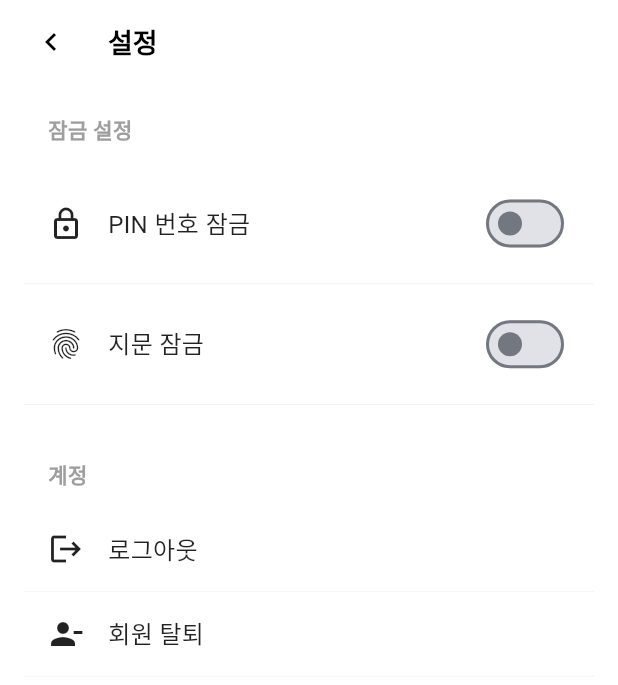
After one commit to eungyeong12/Weave, a Flutter app: the HomeScreen screen opened by its route, tab 2 chosen, after a tap on the "settings" icon, on a phone screen of 412 x 824 dp. The commit adds this screen. Shown: the top 685 px of the screen. Run offline on Flutter 3.47's test engine with Material 3 defaults, Android fonts, the phone set to English and light mode, and no system bars; our stand-ins replace cloud_firestore, dartz, firebase_auth, firebase_core, firebase_storage, flutter_dotenv and 3 more; accounts and stored records are empty; generated files the repository leaves out were written again.

Commit message:
feat: 설정 화면 ui 및 로그아웃, 회원 탈퇴 기능 구현

```diff
--- a/lib/domain/repositories/auth/auth_repository.dart
+++ b/lib/domain/repositories/auth/auth_repository.dart
@@ -23,4 +23,6 @@ abstract class AuthRepository {
   });
 
   Future<Either<Failure, void>> signOut();
+
+  Future<Either<Failure, void>> deleteUser({required String userId});
 }
--- /dev/null
+++ b/lib/presentation/screens/settings/settings_screen.dart
@@ -0,0 +1,322 @@
+import 'package:flutter/material.dart';
+import 'package:flutter_riverpod/flutter_riverpod.dart';
+import 'package:weave/di/injector.dart';
+import 'package:weave/presentation/screens/auth/login_screen.dart';
+import 'package:weave/presentation/widgets/common/delete_confirmation_dialog.dart';
+
+class SettingsScreen extends ConsumerStatefulWidget {
+  const SettingsScreen({super.key});
+
+  @override
+  ConsumerState<SettingsScreen> createState() => _SettingsScreenState();
+}
+
+class _SettingsScreenState extends ConsumerState<SettingsScreen> {
+  bool _isPinLockEnabled = false;
+  bool _isBiometricLockEnabled = false;
+  bool _isDeleting = false;
+
+  @override
+  Widget build(BuildContext context) {
+    final authState = ref.watch(authViewModelProvider);
+    final user = authState.user;
+    final isLoading = authState.isLoading;
+
+    return Scaffold(
+      backgroundColor: Colors.white,
+      appBar: AppBar(
+        backgroundColor: Colors.white,
+        elevation: 0,
+        scrolledUnderElevation: 0,
+        automaticallyImplyLeading: false,
+        leading: Padding(
+          padding: const EdgeInsets.only(left: 12),
+          child: IconButton(
+            onPressed: () => Navigator.pop(context),
+            icon: const Icon(Icons.chevron_left, color: Colors.black),
+            constraints: const BoxConstraints(),
+            padding: EdgeInsets.zero,
+            visualDensity: VisualDensity.compact,
+          ),
+        ),
+        title: const Text(
+          '설정',
+          style: TextStyle(
+            color: Colors.black,
+            fontSize: 18,
+            fontWeight: FontWeight.w600,
+          ),
+        ),
+      ),
+      body: SafeArea(
+        child: ListView(
+          padding: const EdgeInsets.symmetric(horizontal: 16, vertical: 8),
+          children: [
+            // 잠금 설정 섹션
+            const Padding(
+              padding: EdgeInsets.symmetric(horizontal: 16, vertical: 12),
+              child: Text(
+                '잠금 설정',
+                style: TextStyle(
+                  fontSize: 14,
+                  fontWeight: FontWeight.w600,
+                  color: Colors.grey,
+                ),
+              ),
+            ),
+            _buildSettingItem(
+              icon: Icons.lock_outline,
+              title: 'PIN 번호 잠금',
+              trailing: Switch(
+                value: _isPinLockEnabled,
+                onChanged: (value) {
+                  setState(() {
+                    _isPinLockEnabled = value;
+                    // TODO: PIN 번호 잠금 설정 구현
+                  });
+                },
+                activeColor: Colors.green,
+              ),
+            ),
+            _buildSettingItem(
+              icon: Icons.fingerprint,
+              title: '지문 잠금',
+              trailing: Switch(
+                value: _isBiometricLockEnabled,
+                onChanged: (value) {
+                  setState(() {
+                    _isBiometricLockEnabled = value;
+                    // TODO: 지문 잠금 설정 구현
+                  });
+                },
+                activeColor: Colors.green,
+              ),
+            ),
+            const SizedBox(height: 24),
+            // 계정 섹션
+            const Padding(
+              padding: EdgeInsets.symmetric(horizontal: 16, vertical: 12),
+              child: Text(
+                '계정',
+                style: TextStyle(
+                  fontSize: 14,
+                  fontWeight: FontWeight.w600,
+                  color: Colors.grey,
+                ),
+              ),
+            ),
+            if (user != null)
+              _buildSettingItem(
+                icon: Icons.email_outlined,
+                title: '이메일',
+                subtitle: user.email,
+                trailing: null,
+              ),
+            _buildSettingItem(
+              icon: Icons.logout,
+              title: '로그아웃',
+              trailing: null,
+              onTap: (_isDeleting || isLoading)
+                  ? null
+                  : () => _showLogoutConfirmationDialog(context),
+            ),
+            _buildSettingItem(
+              icon: Icons.person_remove,
+              title: '회원 탈퇴',
+              trailing: _isDeleting
+                  ? const SizedBox(
+                      width: 20,
+                      height: 20,
+                      child: CircularProgressIndicator(strokeWidth: 2),
+                    )
+                  : null,
+              onTap: (_isDeleting || isLoading)
+                  ? null
+                  : () => _showDeleteAccountConfirmationDialog(context),
+            ),
+          ],
+        ),
+      ),
+    );
+  }
+
+  Widget _buildSettingItem({
+    required IconData icon,
+    required String title,
+    String? subtitle,
+    Widget? trailing,
+    Color? textColor,
+    VoidCallback? onTap,
+  }) {
+    return InkWell(
+      onTap: onTap,
+      child: Container(
+        padding: const EdgeInsets.symmetric(horizontal: 16, vertical: 16),
+        decoration: BoxDecoration(
+          color: Colors.white,
+          border: Border(
+            bottom: BorderSide(color: Colors.grey.shade200, width: 0.5),
+          ),
+        ),
+        child: Row(
+          children: [
+            Icon(icon, color: textColor ?? Colors.black87, size: 24),
+            const SizedBox(width: 16),
+            Expanded(
+              child: Column(
+                crossAxisAlignment: CrossAxisAlignment.start,
+                children: [
+                  Text(
+                    title,
+                    style: TextStyle(
+                      fontSize: 16,
+                      color: textColor ?? Colors.black87,
+                    ),
+                  ),
+                  if (subtitle != null) ...[
+                    const SizedBox(height: 4),
+                    Text(
+                      subtitle,
+                      style: TextStyle(
+                        fontSize: 12,
+                        color: Colors.grey.shade600,
+                      ),
+                    ),
+                  ],
+                ],
+              ),
+            ),
+            if (trailing != null) trailing,
+          ],
+        ),
+      ),
+    );
+  }
+
+  void _showLogoutConfirmationDialog(BuildContext context) {
+    DeleteConfirmationDialog.show(
+      context,
+      _logout,
+      message: '로그아웃하시겠습니까?',
+      confirmText: '로그아웃',
+      confirmColor: Colors.green,
+    );
+  }
+
+  void _showDeleteAccountConfirmationDialog(BuildContext context) {
+    DeleteConfirmationDialog.show(
+      context,
+      _deleteAccount,
+      message: '정말 회원 탈퇴하시겠습니까?\n모든 데이터가 삭제되며 복구할 수 없습니다.',
+      confirmText: '탈퇴',
+      confirmColor: Colors.red,
+    );
+  }
+
+  Future<void> _logout() async {
+    final viewModel = ref.read(authViewModelProvider.notifier);
+    await viewModel.signOut();
+
+    final state = ref.read(authViewModelProvider);
+
+    if (!mounted) return;
+
+    if (state.error != null) {
+      ScaffoldMessenger.of(context).showSnackBar(
+        SnackBar(
+          content: Text(state.error!),
+          duration: const Duration(seconds: 2),
+        ),
+      );
+      return;
+    }
+
+    // 로그아웃 성공 시 로그인 화면으로 이동
+    Navigator.of(context).pushAndRemoveUntil(
+      MaterialPageRoute(builder: (context) => const LoginScreen()),
+      (route) => false,
+    );
+  }
+
+  Future<void> _deleteAccount() async {
+    final authState = ref.read(authViewModelProvider);
+    final user = authState.user;
+
+    if (user == null) {
+      if (mounted) {
+        ScaffoldMessenger.of(context).showSnackBar(
+          const SnackBar(
+            content: Text('로그인이 필요합니다.'),
+            duration: Duration(seconds: 2),
+          ),
+        );
+      }
+      return;
+    }
+
+    setState(() {
+      _isDeleting = true;
+    });
+
+    try {
+      final viewModel = ref.read(authViewModelProvider.notifier);
+      await viewModel.deleteUser(userId: user.uid);
+
+      final state = ref.read(authViewModelProvider);
+
+      if (!mounted) return;
+
+      if (state.error != null) {
+        // App Check 관련 오류는 무시하고 실제 오류만 표시
+        String errorMessage = state.error!;
+        if (errorMessage.contains('App Check') ||
+            errorMessage.contains('AppCheckProvider')) {
+          // App Check 오류는 경고일 뿐이므로 실제 탈퇴가 성공했는지 확인
+          // 에러가 있지만 사용자가 삭제되었을 수도 있음
+          if (ref.read(authViewModelProvider).user == null) {
+            // 사용자가 삭제되었으면 성공으로 처리
+            errorMessage = '';
+          }
+        }
+
+        if (errorMessage.isNotEmpty) {
+          ScaffoldMessenger.of(context).showSnackBar(
+            SnackBar(
+              content: Text(errorMessage),
+              duration: const Duration(seconds: 3),
+            ),
+          );
+          setState(() {
+            _isDeleting = false;
+          });
+          return;
+        }
+      }
+
+      // 회원 탈퇴 성공 시 로그인 화면으로 이동
+      Navigator.of(context).pushAndRemoveUntil(
+        MaterialPageRoute(builder: (context) => const LoginScreen()),
+        (route) => false,
+      );
+
+      ScaffoldMessenger.of(context).showSnackBar(
+        const SnackBar(
+          content: Text('회원 탈퇴가 완료되었습니다.'),
+          duration: Duration(seconds: 2),
+        ),
+      );
+    } catch (e) {
+      if (mounted) {
+        setState(() {
+          _isDeleting = false;
+        });
+        ScaffoldMessenger.of(context).showSnackBar(
+          SnackBar(
+            content: Text('회원 탈퇴 중 오류가 발생했습니다: ${e.toString()}'),
+            duration: const Duration(seconds: 3),
+          ),
+        );
+      }
+    }
+  }
+}
--- a/lib/presentation/widgets/calendar/calendar_widget.dart
+++ b/lib/presentation/widgets/calendar/calendar_widget.dart
@@ -3,6 +3,7 @@ import 'package:firebase_core/firebase_core.dart';
 import 'package:weave/domain/entities/record/record.dart';
 import 'package:weave/domain/entities/diary/diary.dart';
 import 'package:weave/presentation/widgets/gallery/month_picker_bottom_sheet.dart';
+import 'package:weave/presentation/screens/settings/settings_screen.dart';
 
 class CalendarWidget extends StatelessWidget {
   final DateTime currentMonth;
@@ -134,7 +135,6 @@ class CalendarWidget extends StatelessWidget {
           padding: const EdgeInsets.symmetric(horizontal: 8),
           child: Column(
             children: [
-              const SizedBox(height: 16),
               // 캘린더 헤더 (월/년도 및 네비게이션)
               Row(
                 children: [
@@ -187,9 +187,24 @@ class CalendarWidget extends StatelessWidget {
                     },
                     child: const Icon(Icons.chevron_right),
                   ),
+                  const Spacer(),
+                  // 설정 아이콘
+                  IconButton(
+                    onPressed: () {
+                      Navigator.push(
+                        context,
+                        MaterialPageRoute(
+                          builder: (context) => const SettingsScreen(),
+                        ),
+                      );
+                    },
+                    icon: const Icon(Icons.settings, color: Colors.grey),
+                    padding: EdgeInsets.zero,
+                    constraints: const BoxConstraints(),
+                  ),
                 ],
               ),
-              const SizedBox(height: 16),
+              const SizedBox(height: 8),
               // 요일 헤더
               Row(
                 children: ['일', '월', '화', '수', '목', '금', '토']
--- a/lib/presentation/widgets/gallery/gallery_widget.dart
+++ b/lib/presentation/widgets/gallery/gallery_widget.dart
@@ -6,6 +6,7 @@ import 'package:weave/presentation/widgets/search/search_bar.dart';
 import 'package:weave/presentation/widgets/gallery/month_picker_bottom_sheet.dart';
 import 'package:weave/presentation/screens/diary/diary_detail_screen.dart';
 import 'package:weave/presentation/screens/record/record_detail_screen.dart';
+import 'package:weave/presentation/screens/settings/settings_screen.dart';
 
 class GalleryWidget extends StatefulWidget {
   final List<Record> records;
@@ -194,7 +195,7 @@ class _GalleryWidgetState extends State<GalleryWidget> {
               children: [
                 // 년도와 월 헤더
                 Padding(
-                  padding: const EdgeInsets.fromLTRB(16, 16, 16, 8),
+                  padding: const EdgeInsets.fromLTRB(16, 0, 16, 8),
                   child: Row(
                     children: [
                       GestureDetector(
@@ -226,6 +227,21 @@ class _GalleryWidgetState extends State<GalleryWidget> {
                           height: 20,
                           child: CircularProgressIndicator(strokeWidth: 2),
                         ),
+                      const SizedBox(width: 8),
+                      // 설정 아이콘
+                      IconButton(
+                        onPressed: () {
+                          Navigator.push(
+                            context,
+                            MaterialPageRoute(
+                              builder: (context) => const SettingsScreen(),
+                            ),
+                          );
+                        },
+                        icon: const Icon(Icons.settings, color: Colors.grey),
+                        padding: EdgeInsets.zero,
+                        constraints: const BoxConstraints(),
+                      ),
                     ],
                   ),
                 ),
```
Also changed, not shown: lib/data/datasources/auth/firebase_auth_datasource.dart (+21 -0 lines), lib/data/datasources/firestore/firebase_firestore_datasource.dart (+31 -0 lines), lib/data/datasources/storage/firebase_storage_datasource.dart (+19 -0 lines), lib/data/repositories/auth/auth_repository_impl.dart (+53 -1 lines), lib/di/injector.dart (+11 -1 lines), lib/domain/usecases/auth/delete_user.dart (added, +13 -0 lines), lib/presentation/viewmodels/auth/auth_viewmodel.dart (+28 -1 lines), lib/presentation/widgets/common/delete_confirmation_dialog.dart (+28 -8 lines).
